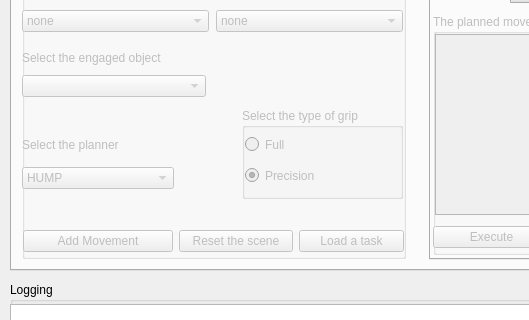
Old version of the form ui/main_window.ui in the repository JoaoQPereira/motion_manager; both pictures show x 0 to 529 and y 247 to 567 of the 1102 by 697 pixel window.
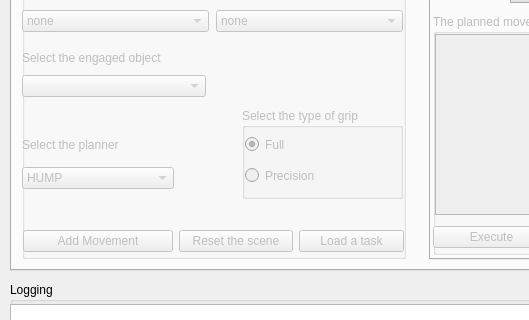
New version of the form. Icons and pictures are not drawn. Custom widgets are drawn as their Qt base class.

Patch:
```diff
--- a/ui/main_window.ui
+++ b/ui/main_window.ui
@@ -466,6 +466,9 @@
            <property name="text">
             <string>Full</string>
            </property>
+           <property name="checked">
+            <bool>true</bool>
+           </property>
           </widget>
          </item>
          <item>
@@ -480,7 +483,7 @@
             <string>Precision</string>
            </property>
            <property name="checked">
-            <bool>true</bool>
+            <bool>false</bool>
            </property>
           </widget>
          </item>
```
